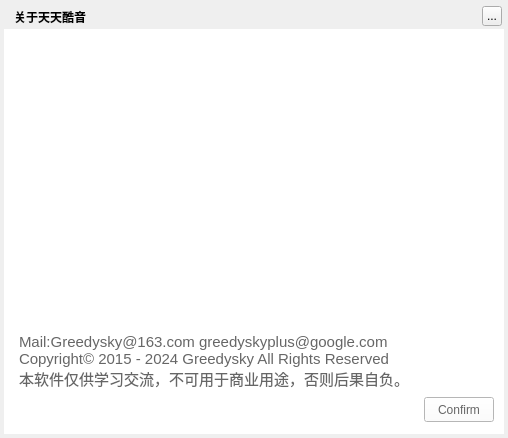
Before: the Qt Designer form TTKModule/TTKWidget/musicUiKits/musicWidgetKits/musicmessageaboutdialog.ui in Greedysky/TTKMusicPlayer, drawn with Qt 5.
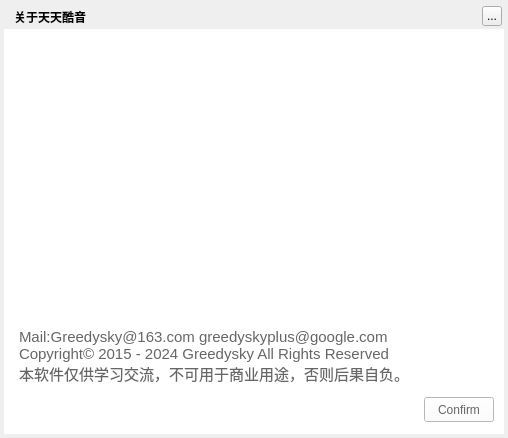
After: the same form once the commit is applied.

Diff of the .ui file:
```diff
--- a/TTKModule/TTKWidget/musicUiKits/musicWidgetKits/musicmessageaboutdialog.ui
+++ b/TTKModule/TTKWidget/musicUiKits/musicWidgetKits/musicmessageaboutdialog.ui
@@ -96,7 +96,7 @@
       <x>15</x>
       <y>205</y>
       <width>455</width>
-      <height>100</height>
+      <height>95</height>
      </rect>
     </property>
     <property name="styleSheet">
@@ -136,7 +136,7 @@
     <property name="geometry">
      <rect>
       <x>15</x>
-      <y>300</y>
+      <y>295</y>
       <width>455</width>
       <height>65</height>
      </rect>
```
